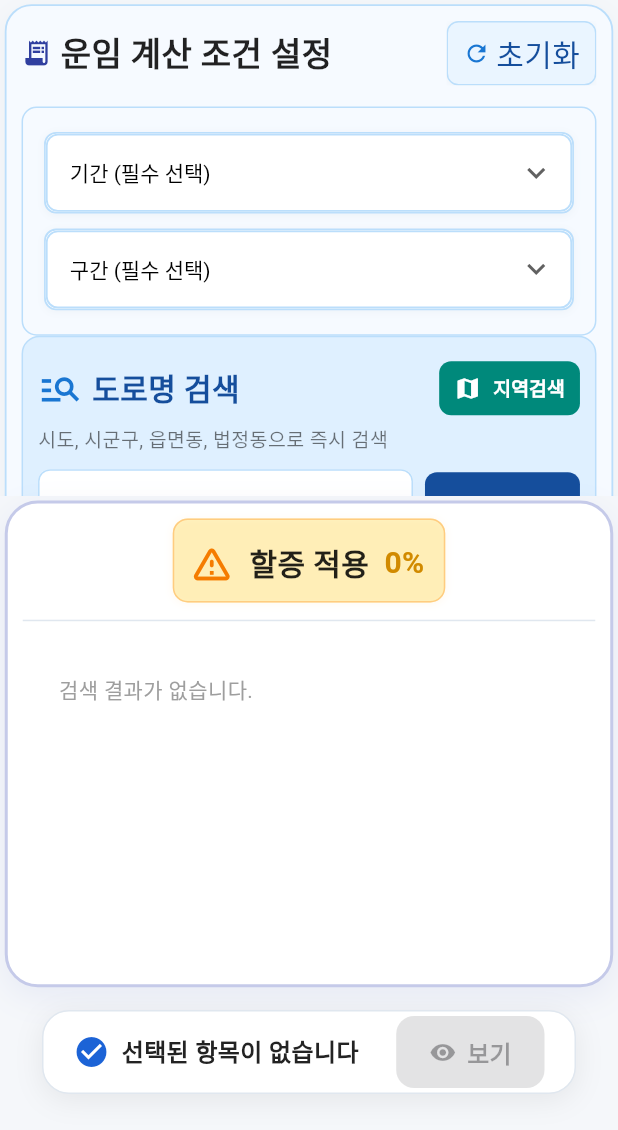
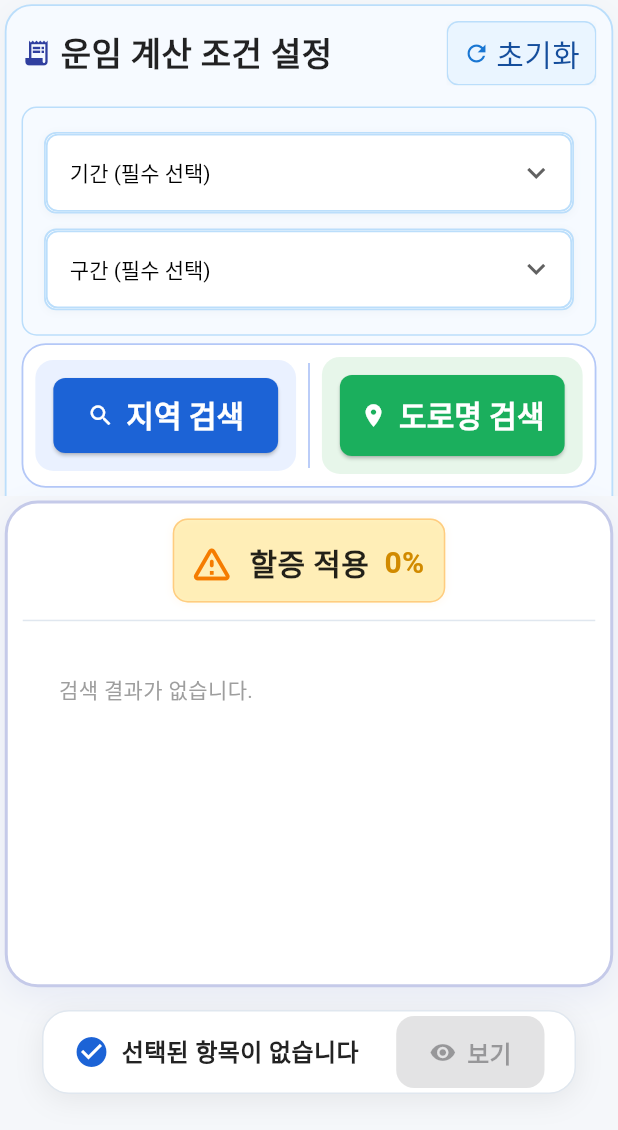
Before and after one commit to jang1231111/line-all-company, a Flutter app: the screen it shows after launch, on a phone screen of 412 x 824 dp, the part 106-1236 px from its top. Run offline on Flutter 3.47's test engine with Material 3 defaults, Android fonts, the phone set to English and light mode, and no system bars; our stand-ins replace dio, flutter_riverpod, flutter_screenutil, freezed_annotation, pretty_dio_logger.

Commit message:
🎨 검색 UI 개선
- 도로명 검색/지역 검색 선택 버튼 Row 위젯 추가 (search_type_selector_row.dart)
- 도로명/지역 검색 Dialog 디자인 임시 적용 (추후 추가 개선 예정)

```diff
--- a/lib/features/condition/presentation/widgets/condition_form_widget.dart
+++ b/lib/features/condition/presentation/widgets/condition_form_widget.dart
@@ -1,12 +1,10 @@
 import 'package:flutter/material.dart';
 import 'package:flutter_riverpod/flutter_riverpod.dart';
-import 'package:line_all/features/condition/presentation/data/surcharge_calculator.dart';
 import 'package:line_all/features/condition/presentation/providers/condition_provider.dart';
-import 'package:line_all/features/condition/presentation/providers/fare_result_provider.dart';
 import 'package:line_all/features/condition/presentation/widgets/header.dart';
 import 'package:line_all/features/condition/presentation/widgets/period_dropdown_row.dart';
-import 'package:line_all/features/condition/presentation/widgets/region_selectors.dart';
-import 'package:line_all/features/condition/presentation/widgets/search_box.dart';
+import 'package:line_all/features/condition/presentation/widgets/region_selectors_dialog.dart';
+import 'package:line_all/features/condition/presentation/widgets/search_type_selector_row.dart';
 
 import '../../domain/models/condition.dart';
 
@@ -110,18 +108,10 @@ class _ConditionFormWidgetState extends ConsumerState<ConditionFormWidget> {
                       typeKey: _typeKey,
                       sectionKey: _sectionKey,
                     ),
-                    SearchBox(
-                      initialValue: condition.searchQuery ?? '',
-                      onChanged: (v) =>
-                          viewModel.update(condition.copyWith(searchQuery: v)),
-                      onSearch: () {},
-                      onRegionSearch: () {
-                        // 지역 검색 다이얼로그 띄우기
-                      },
-                    ),
-
-                    const SizedBox(height: 10),
-                    const RegionSelectors(),
+                    const SizedBox(height: 5),
+                    const SearchTypeSelectorRow(),
+                    // const SizedBox(height: 10),
+                    // const RegionSelectors(),
                     const SizedBox(height: 18),
                     // 검색 버튼 추가
                     SizedBox(
@@ -150,15 +140,7 @@ class _ConditionFormWidgetState extends ConsumerState<ConditionFormWidget> {
                             );
                             return;
                           }
-                          // if (condition.type == null ||
-                          //     condition.type!.isEmpty) {
-                          //   await _focusAndScroll(
-                          //     _typeKey,
-                          //     _typeFocusNode,
-                          //     '유형을 선택해주세요.',
-                          //   );
-                          //   return;
-                          // }
+
                           if (condition.section == null ||
                               condition.section!.isEmpty) {
                             await _focusAndScroll(
--- a/lib/features/condition/presentation/widgets/region_selectors_helpers.dart
+++ b/lib/features/condition/presentation/widgets/region_selectors_helpers.dart
@@ -1,4 +1,4 @@
-part of 'region_selectors.dart';
+part of 'region_selectors_dialog.dart';
 
 // 각 드롭다운의 첫 번째 항목을 의미에 맞게 지정
 List<String> withLabel(List<String>? list, String label) => [label, ...?list];
--- a/lib/features/condition/presentation/widgets/search_box.dart
+++ /dev/null
@@ -1,138 +0,0 @@
-import 'package:flutter/material.dart';
-
-class SearchBox extends StatelessWidget {
-  final String initialValue;
-  final ValueChanged<String> onChanged;
-  final VoidCallback onSearch;
-  final VoidCallback onRegionSearch; // 추가된 부분
-  const SearchBox({
-    required this.initialValue,
-    required this.onChanged,
-    required this.onSearch,
-    required this.onRegionSearch, // 추가된 부분
-    super.key,
-  });
-
-  @override
-  Widget build(BuildContext context) {
-    return Container(
-      decoration: BoxDecoration(
-        borderRadius: BorderRadius.circular(12),
-        border: Border.all(color: Colors.blue.shade100),
-        color: const Color(0xFFDFF0FF),
-      ),
-      padding: const EdgeInsets.all(10),
-      child: Column(
-        crossAxisAlignment: CrossAxisAlignment.start,
-        children: [
-          // 상단 타이틀 & 지역검색 버튼 Row
-          Row(
-            children: [
-              Icon(Icons.manage_search, color: Colors.blue[700], size: 30),
-              const SizedBox(width: 6),
-              const Text(
-                '도로명 검색',
-                style: TextStyle(
-                  fontWeight: FontWeight.bold,
-                  fontSize: 20,
-                  color: Color(0xFF154E9C),
-                ),
-              ),
-              const Spacer(),
-              Tooltip(
-                message: '지역 검색',
-                child: ElevatedButton.icon(
-                  style: ElevatedButton.styleFrom(
-                    backgroundColor: Colors.teal[600],
-                    foregroundColor: Colors.white,
-                    minimumSize: const Size(36, 36),
-                    padding: const EdgeInsets.symmetric(
-                      horizontal: 10,
-                      vertical: 6,
-                    ),
-                    textStyle: const TextStyle(
-                      fontSize: 13,
-                      fontWeight: FontWeight.bold,
-                    ),
-                    elevation: 0,
-                    shape: RoundedRectangleBorder(
-                      borderRadius: BorderRadius.circular(8),
-                    ),
-                  ),
-                  onPressed: onRegionSearch,
-                  icon: const Icon(Icons.map, size: 18),
-                  label: const Text('지역검색'),
-                ),
-              ),
-            ],
-          ),
-          const Text(
-            '시도, 시군구, 읍면동, 법정동으로 즉시 검색',
-            style: TextStyle(fontSize: 13, color: Colors.black54),
-          ),
-          const SizedBox(height: 10),
-          // 검색 입력창 + 검색 버튼 Row
-          Row(
-            children: [
-              Expanded(
-                child: TextFormField(
-                  initialValue: initialValue,
-                  decoration: InputDecoration(
-                    hintText: '예: 강남구, 역삼동, 역삼1동...',
-                    hintStyle: const TextStyle(
-                      fontSize: 13,
-                      color: Colors.black54,
-                    ),
-                    filled: true,
-                    fillColor: Colors.white,
-                    contentPadding: const EdgeInsets.symmetric(
-                      vertical: 0,
-                      horizontal: 12,
-                    ),
-                    border: OutlineInputBorder(
-                      borderRadius: BorderRadius.circular(8),
-                      borderSide: BorderSide(color: Colors.blue.shade100),
-                    ),
-                    enabledBorder: OutlineInputBorder(
-                      borderRadius: BorderRadius.circular(8),
-                      borderSide: BorderSide(color: Colors.blue.shade100),
-                    ),
-                    focusedBorder: OutlineInputBorder(
-                      borderRadius: BorderRadius.circular(8),
-                      borderSide: BorderSide(
-                        color: Colors.blue.shade300,
-                        width: 1.5,
-                      ),
-                    ),
-                  ),
-                  onChanged: onChanged,
-                ),
-              ),
-              const SizedBox(width: 8),
-              SizedBox(
-                height: 44,
-                child: ElevatedButton.icon(
-                  style: ElevatedButton.styleFrom(
-                    backgroundColor: const Color(0xFF154E9C),
-                    foregroundColor: Colors.white,
-                    shape: RoundedRectangleBorder(
-                      borderRadius: BorderRadius.circular(8),
-                    ),
-                    textStyle: const TextStyle(
-                      fontSize: 15,
-                      fontWeight: FontWeight.bold,
-                    ),
-                    elevation: 0,
-                  ),
-                  onPressed: onSearch,
-                  icon: const Icon(Icons.search, size: 20),
-                  label: const Text('검색'),
-                ),
-              ),
-            ],
-          ),
-        ],
-      ),
-    );
-  }
-}
--- /dev/null
+++ b/lib/features/condition/presentation/widgets/search_type_selector_row.dart
@@ -0,0 +1,124 @@
+import 'package:flutter/material.dart';
+import 'road_name_search_dialog.dart';
+import 'region_selectors_dialog.dart';
+
+class SearchTypeSelectorRow extends StatelessWidget {
+  const SearchTypeSelectorRow({super.key});
+
+  @override
+  Widget build(BuildContext context) {
+    return Column(
+      crossAxisAlignment: CrossAxisAlignment.start,
+      children: [
+        Container(
+          decoration: BoxDecoration(
+            color: Colors.white,
+            borderRadius: BorderRadius.circular(16),
+            border: Border.all(color: const Color(0xFFB4C8F7), width: 1.2),
+          ),
+          padding: const EdgeInsets.all(8),
+          child: Row(
+            children: [
+              // 빠른 행선지 검색 카드
+              Expanded(
+                child: Container(
+                  padding: const EdgeInsets.all(12),
+                  decoration: BoxDecoration(
+                    color: const Color(0xFFEAF1FF),
+                    borderRadius: BorderRadius.circular(12),
+                  ),
+                  child: Column(
+                    crossAxisAlignment: CrossAxisAlignment.start,
+                    children: [
+                      SizedBox(
+                        width: double.infinity,
+                        child: ElevatedButton.icon(
+                          style: ElevatedButton.styleFrom(
+                            backgroundColor: const Color(0xFF1C63D6),
+                            foregroundColor: Colors.white,
+                            shape: RoundedRectangleBorder(
+                              borderRadius: BorderRadius.circular(8),
+                            ),
+                            padding: const EdgeInsets.symmetric(
+                              vertical: 10,
+                              horizontal: 10,
+                            ),
+                            minimumSize: const Size(0, 36),
+                          ),
+                          icon: const Icon(Icons.search, size: 18),
+                          label: const Text(
+                            '지역 검색',
+                            style: TextStyle(fontSize: 20),
+                          ),
+                          onPressed: () {
+                            showDialog(
+                              context: context,
+                              builder: (context) =>
+                                  const RegionSelectorsDialog(),
+                            );
+                          },
+                        ),
+                      ),
+                    ],
+                  ),
+                ),
+              ),
+              // 세로 구분선
+              Container(
+                width: 1.2,
+                height: 70,
+                margin: const EdgeInsets.symmetric(horizontal: 8),
+                color: const Color(0xFFB4C8F7),
+              ),
+              // 도로명 검색 카드
+              Expanded(
+                child: Container(
+                  padding: const EdgeInsets.all(12),
+                  decoration: BoxDecoration(
+                    color: const Color(0xFFE7F6EA),
+                    borderRadius: BorderRadius.circular(12),
+                  ),
+                  child: Column(
+                    crossAxisAlignment: CrossAxisAlignment.start,
+                    children: [
+                      SizedBox(
+                        width: double.infinity,
+                        child: ElevatedButton.icon(
+                          style: ElevatedButton.styleFrom(
+                            backgroundColor: const Color(0xFF1BAF5D),
+                            foregroundColor: Colors.white,
+                            shape: RoundedRectangleBorder(
+                              borderRadius: BorderRadius.circular(8),
+                            ),
+                            padding: const EdgeInsets.symmetric(vertical: 12),
+                          ),
+                          icon: const Icon(Icons.location_on),
+                          label: const Text(
+                            '도로명 검색',
+                            style: TextStyle(fontSize: 20),
+                          ),
+                          onPressed: () {
+                            showDialog(
+                              context: context,
+                              builder: (context) => RoadNameSearchDialog(
+                                initialValue: '',
+                                onChanged: (value) {},
+                                onSearch: () {},
+                                results: [],
+                                totalCount: 1,
+                              ),
+                            );
+                          },
+                        ),
+                      ),
+                    ],
+                  ),
+                ),
+              ),
+            ],
+          ),
+        ),
+      ],
+    );
+  }
+}
```
Also changed, not shown: lib/features/condition/presentation/widgets/region_selectors_dialog.dart (renamed from lib/features/condition/presentation/widgets/region_selectors.dart, +101 -22 lines), lib/features/condition/presentation/widgets/road_name_search_dialog.dart (added, +196 -0 lines).
